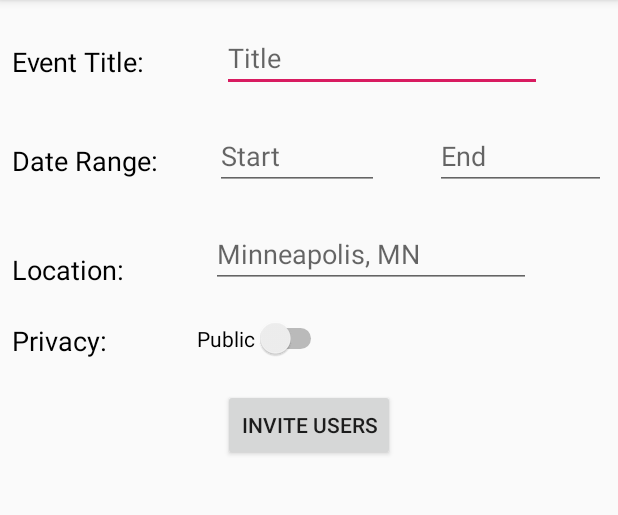
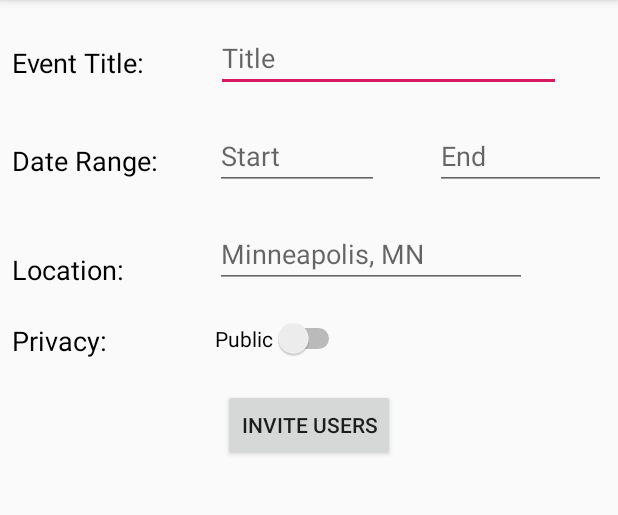
Before and after one commit to tonydimitrov97/Together, an Android app: the screen it shows after launch (MainActivity), on a phone screen of 412 x 824 dp, the part 84-599 px from its top. Run offline under Robolectric (Android 15) with nearby library versions, the light colour scheme and no system bars.

Commit message:
Slight alignment changes to create event screen

```diff
--- a/app/src/main/res/layout/activity_create_event.xml
+++ b/app/src/main/res/layout/activity_create_event.xml
@@ -8,8 +8,8 @@
 
     <TextView
         android:id="@+id/eventTitleLabel"
-        android:layout_width="wrap_content"
-        android:layout_height="wrap_content"
+        android:layout_width="97dp"
+        android:layout_height="24dp"
         android:layout_marginBottom="8dp"
         android:layout_marginLeft="8dp"
         android:layout_marginStart="8dp"
@@ -21,7 +21,7 @@
 
     <EditText
         android:id="@+id/eventTitleInput"
-        android:layout_width="wrap_content"
+        android:layout_width="230dp"
         android:layout_height="wrap_content"
         android:layout_marginEnd="8dp"
         android:layout_marginLeft="8dp"
@@ -82,7 +82,10 @@
         android:layout_height="wrap_content"
         android:layout_marginLeft="8dp"
         android:layout_marginStart="8dp"
+        android:gravity="right"
+        android:textAlignment="gravity"
         android:text="Location:"
+        android:textAllCaps="false"
         android:textColor="@color/defaultTextColor"
         android:textSize="18sp"
         app:layout_constraintBottom_toBottomOf="@+id/locationInput"
@@ -90,7 +93,7 @@
 
     <EditText
         android:id="@+id/locationInput"
-        android:layout_width="wrap_content"
+        android:layout_width="208dp"
         android:layout_height="wrap_content"
         android:layout_marginEnd="8dp"
         android:layout_marginLeft="8dp"
@@ -105,7 +108,7 @@
         app:layout_constraintTop_toBottomOf="@+id/endDateInput" />
 
     <TextView
-        android:id="@+id/textView5"
+        android:id="@+id/privacyLabel"
         android:layout_width="wrap_content"
         android:layout_height="wrap_content"
         android:layout_marginLeft="8dp"
@@ -120,11 +123,9 @@
         android:id="@+id/privacySwitch"
         android:layout_width="wrap_content"
         android:layout_height="wrap_content"
-        android:layout_marginLeft="60dp"
-        android:layout_marginStart="60dp"
         android:layout_marginTop="20dp"
         android:text="Public"
-        app:layout_constraintStart_toEndOf="@+id/textView5"
+        app:layout_constraintStart_toStartOf="@+id/locationInput"
         app:layout_constraintTop_toBottomOf="@+id/locationInput" />
 
     <Button
```
Also changed, not shown: 1 other file.
